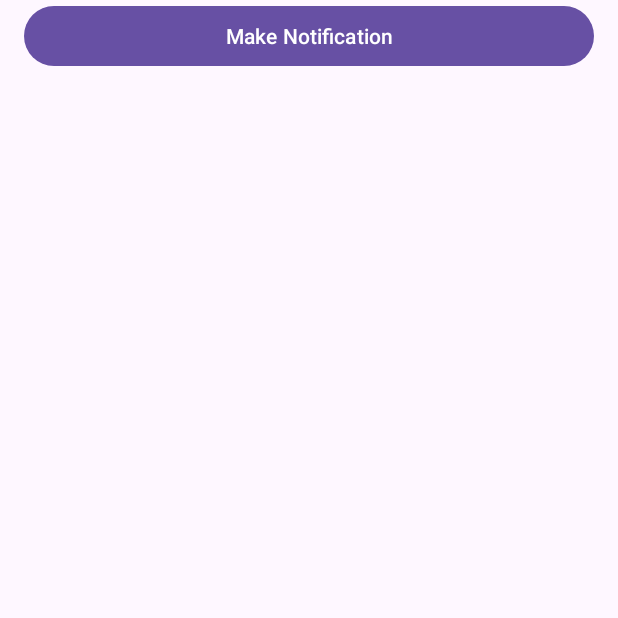
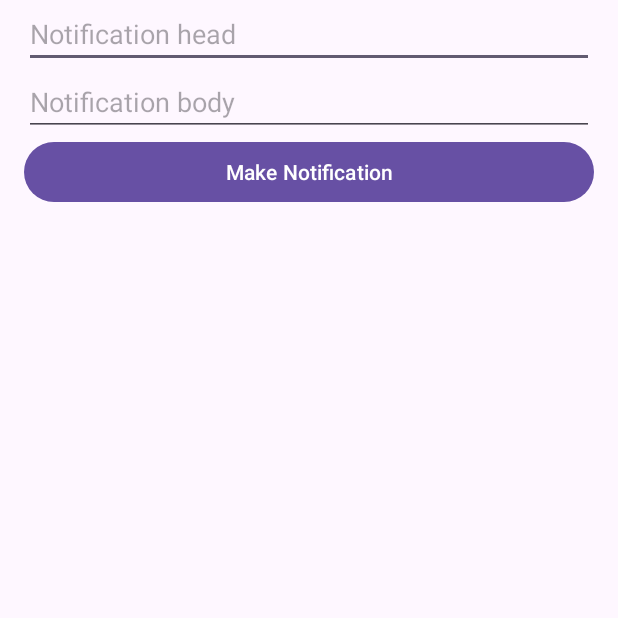
Before and after one commit to Vinncz/NotifyYou, an Android app: the screen it shows after launch (MainActivity), after a tap on "Make Notification", on a phone screen of 412 x 824 dp, the top half of it. Run offline under Robolectric (Android 15) with nearby library versions, the light colour scheme and no system bars.

Commit message:
You can now customize the notification content

```diff
--- a/app/src/main/java/com/example/notifyyou/MainActivity.java
+++ b/app/src/main/java/com/example/notifyyou/MainActivity.java
@@ -14,6 +14,8 @@ import android.os.Build;
 import android.os.Bundle;
 import android.view.View;
 import android.widget.Button;
+import android.widget.EditText;
+import android.widget.Toast;
 
 public class MainActivity extends AppCompatActivity {
 
@@ -28,14 +30,17 @@ public class MainActivity extends AppCompatActivity {
         CreateNotificationChannel();
 
         Button b = findViewById(R.id.NotificationButton);
+        EditText title = findViewById(R.id.CustomNotificationHead);
+        EditText body = findViewById(R.id.CustomNotificationBody);
+
         b.setOnClickListener(new View.OnClickListener() {
             @Override
             public void onClick(View view) {
                 Notification n = new NotificationCompat.Builder(MainActivity.this, channelId)
                         .setOngoing(true)
                         .setSmallIcon(R.drawable.ic_launcher_background)
-                        .setContentTitle("What the fuck")
-                        .setContentText("What the actual fuck")
+                        .setContentTitle(title.getText())
+                        .setContentText(body.getText())
                         .build();
 
                 NotificationManagerCompat nm = NotificationManagerCompat.from(MainActivity.this);
@@ -48,6 +53,7 @@ public class MainActivity extends AppCompatActivity {
                     //                                          int[] grantResults)
                     // to handle the case where the user grants the permission. See the documentation
                     // for ActivityCompat#requestPermissions for more details.
+                    Toast.makeText(MainActivity.this, "You did not enable notification permission for this app", Toast.LENGTH_LONG).show();
                     return;
                 }
                 nm.notify(notificationId, n);
--- a/app/src/main/res/layout/activity_main.xml
+++ b/app/src/main/res/layout/activity_main.xml
@@ -18,6 +18,21 @@
             android:layout_height="wrap_content"
             android:orientation="vertical"
         >
+            <EditText
+                android:id="@+id/CustomNotificationHead"
+                android:layout_width="match_parent"
+                android:layout_height="wrap_content"
+                android:ems="10"
+                android:inputType="text"
+                android:hint="Notification head" />
+
+            <EditText
+                android:id="@+id/CustomNotificationBody"
+                android:layout_width="match_parent"
+                android:layout_height="wrap_content"
+                android:ems="10"
+                android:inputType="text"
+                android:hint="Notification body" />
 
             <Button
                 android:id="@+id/NotificationButton"
```
